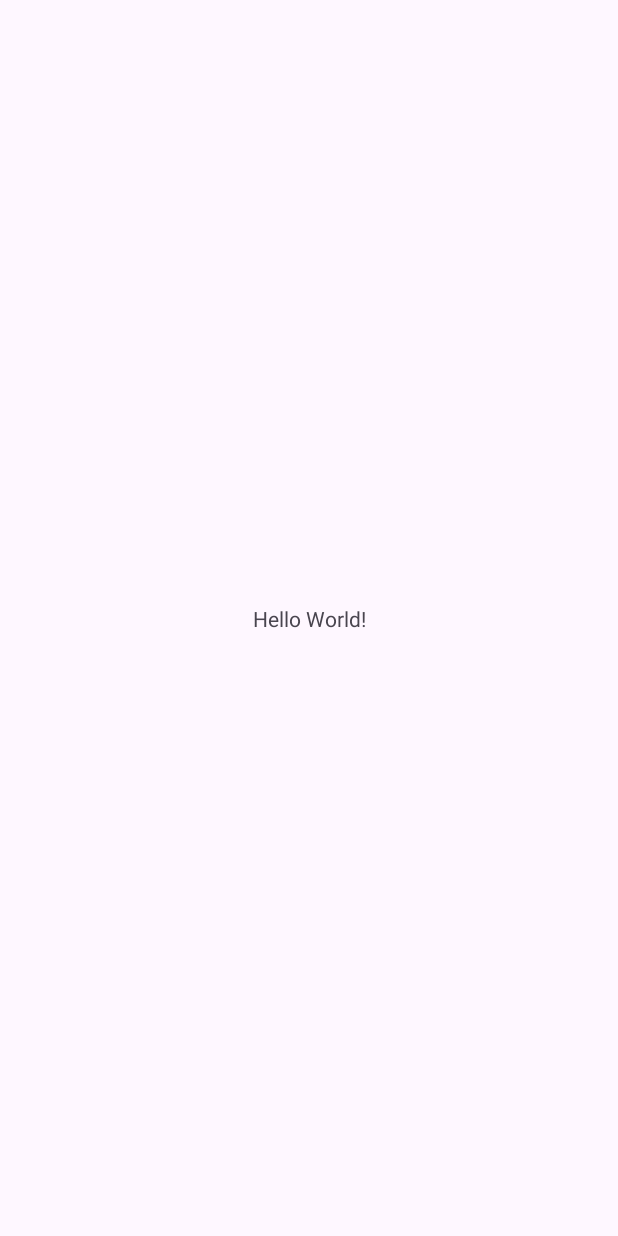
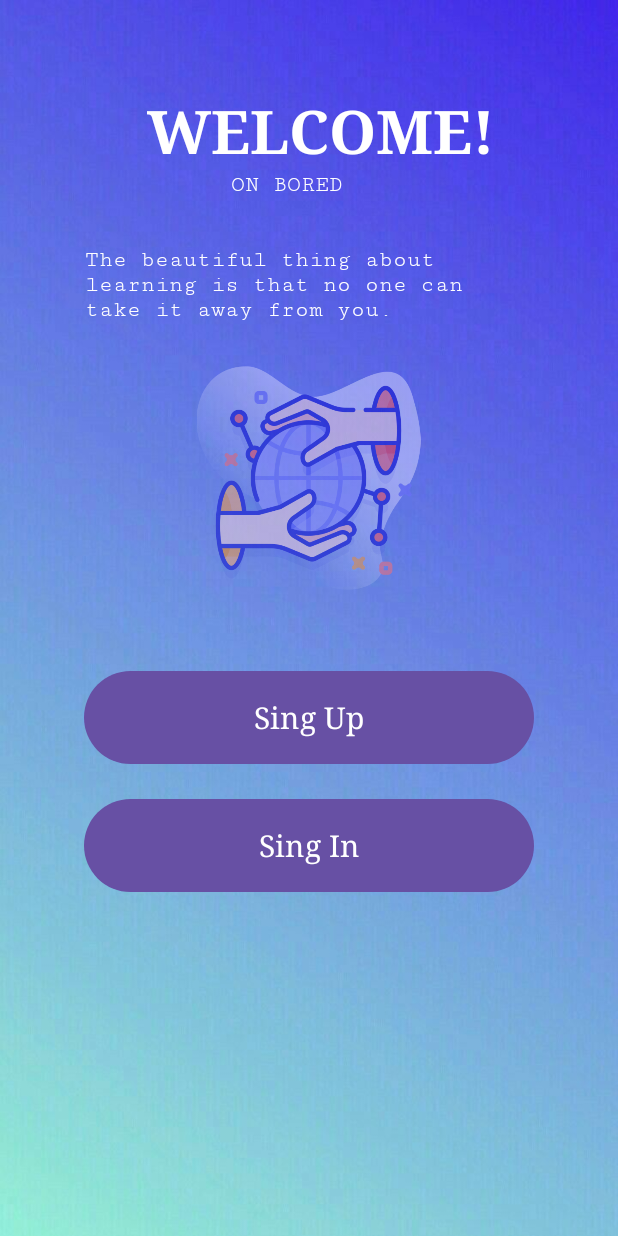
Before and after one commit to top1million/Mobile-Project, an Android app: the screen it shows after launch (MainActivity), on a phone screen of 412 x 824 dp. Before the commit the screen is almost empty. Run offline under Robolectric (Android 15) with nearby library versions, the phone set to English and light mode, and no system bars.

Commit message:
add signIn and signOut activities and did the UI for main activity

```diff
--- a/app/src/main/java/com/example/labandroidproject/MainActivity.java
+++ b/app/src/main/java/com/example/labandroidproject/MainActivity.java
@@ -2,13 +2,38 @@ package com.example.labandroidproject;
 
 import androidx.appcompat.app.AppCompatActivity;
 
+import android.content.Intent;
 import android.os.Bundle;
+import android.view.View;
+import android.widget.Button;
 
 public class MainActivity extends AppCompatActivity {
+// This is the main activity of the app. It is the first screen that the user sees when the app is launched.
+
 
     @Override
     protected void onCreate(Bundle savedInstanceState) {
         super.onCreate(savedInstanceState);
         setContentView(R.layout.activity_main);
+        Button sign_in = (Button) findViewById(R.id.sign_in);
+        Button sign_up = (Button) findViewById(R.id.sign_up);
+
+        // open the sign in activity when the user clicks on the sign in button
+        sign_in.setOnClickListener(new View.OnClickListener() {
+            @Override
+            public void onClick(View view) {
+                Intent intent = new Intent(MainActivity.this, SignIn.class);
+                startActivity(intent);
+            }
+        });
+
+        // open the sign up activity when the user clicks on the sign up button
+        sign_up.setOnClickListener(new View.OnClickListener() {
+            @Override
+            public void onClick(View view) {
+                Intent intent = new Intent(MainActivity.this, SignUp.class);
+                startActivity(intent);
+            }
+        });
     }
 }
--- a/app/src/main/res/layout/activity_main.xml
+++ b/app/src/main/res/layout/activity_main.xml
@@ -1,18 +1,90 @@
 <?xml version="1.0" encoding="utf-8"?>
-<androidx.constraintlayout.widget.ConstraintLayout xmlns:android="http://schemas.android.com/apk/res/android"
+<LinearLayout xmlns:android="http://schemas.android.com/apk/res/android"
     xmlns:app="http://schemas.android.com/apk/res-auto"
     xmlns:tools="http://schemas.android.com/tools"
     android:layout_width="match_parent"
     android:layout_height="match_parent"
-    tools:context=".MainActivity">
+    android:orientation="vertical"
+    android:background="@drawable/back_3"
+    tools:context=".MainActivity" >
+    <TextView
+        android:id="@+id/welcome"
+        android:layout_width="match_parent"
+        android:layout_height="wrap_content"
+        android:text="WELCOME!"
+        android:textSize="40dp"
+        android:layout_gravity="center"
+        android:fontFamily="serif"
+        android:textColor="#FFFFFF"
+        android:textStyle="bold"
+        android:layout_marginTop="60dp"
+        android:layout_marginLeft="65dp"/>
 
     <TextView
-        android:layout_width="wrap_content"
+        android:id="@+id/on_bord"
+        android:layout_width="103dp"
+        android:layout_height="30dp"
+        android:layout_gravity="center"
+        android:fontFamily="serif-monospace"
+        android:text="ON BORED"
+        android:textColor="#FFFF"
+        android:textSize="15dp"
+        />
+    <TextView
+        android:id="@+id/qoute"
+        android:layout_width="298dp"
+        android:layout_height="70dp"
+        android:layout_gravity="center"
+        android:fontFamily="serif-monospace"
+        android:text="The beautiful thing about learning is that no one can take it away from you."
+        android:textColor="#FFFF"
+        android:layout_marginTop="20dp"
+        android:textSize="15dp"
+
+
+        />
+
+    <LinearLayout
+        android:layout_width="match_parent"
         android:layout_height="wrap_content"
-        android:text="Hello World!"
-        app:layout_constraintBottom_toBottomOf="parent"
-        app:layout_constraintEnd_toEndOf="parent"
-        app:layout_constraintStart_toStartOf="parent"
-        app:layout_constraintTop_toTopOf="parent" />
+        android:orientation="vertical">
 
-</androidx.constraintlayout.widget.ConstraintLayout>
+        <ImageView
+            android:id="@+id/logo"
+            android:layout_marginTop="10dp"
+            android:layout_width="175dp"
+            android:layout_height="149dp"
+            android:layout_gravity="center"
+            android:alpha="0.5"
+            app:srcCompat="@drawable/hand" />
+    </LinearLayout>
+
+    <LinearLayout
+        android:layout_width="match_parent"
+        android:layout_height="wrap_content"
+        android:layout_marginTop="50dp"
+        android:orientation="vertical">
+
+        <Button
+            android:id="@+id/sign_up"
+            android:layout_width="300dp"
+            android:layout_height="70dp"
+            android:layout_gravity="center"
+            android:layout_marginBottom="15dp"
+            android:fontFamily="serif"
+            android:text="Sing Up"
+            android:textSize="20dp" />
+
+        <Button
+            android:id="@+id/sign_in"
+            android:layout_width="300dp"
+            android:layout_height="70dp"
+            android:layout_gravity="center"
+            android:layout_marginBottom="15dp"
+            android:fontFamily="serif"
+            android:text="Sing In"
+            android:textSize="20dp" />
+    </LinearLayout>
+
+
+</LinearLayout>
```
Also changed, not shown: app/src/main/AndroidManifest.xml (+12 -0 lines), app/src/main/java/com/example/labandroidproject/SignIn.java (added, +14 -0 lines), app/src/main/java/com/example/labandroidproject/SignUp.java (added, +14 -0 lines), app/src/main/res/layout/activity_sign_in.xml (added, +9 -0 lines), app/src/main/res/layout/activity_sign_up.xml (added, +9 -0 lines), app/src/main/res/drawable/back_1.jpeg (added), app/src/main/res/drawable/back_2.jpeg (added), app/src/main/res/drawable/back_3.jpeg (added), app/src/main/res/drawable/book.png (added), app/src/main/res/drawable/chip.png (added), app/src/main/res/drawable/code.png (added), app/src/main/res/drawable/hand.png (added), app/src/main/res/drawable/programming.png (added).
